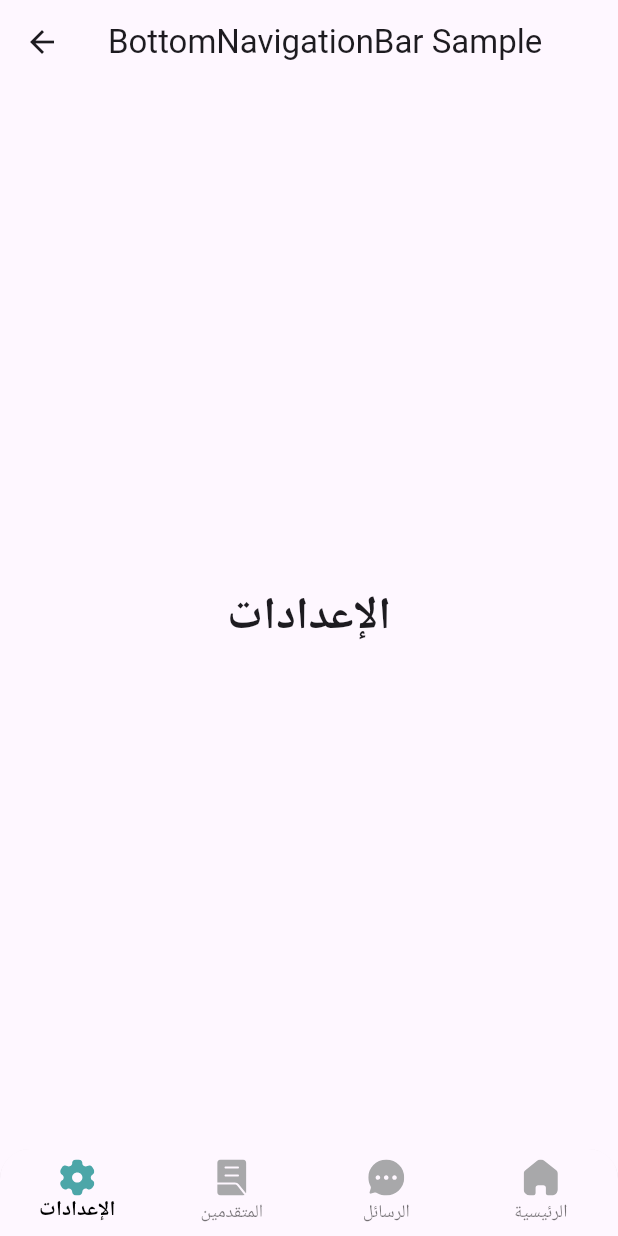
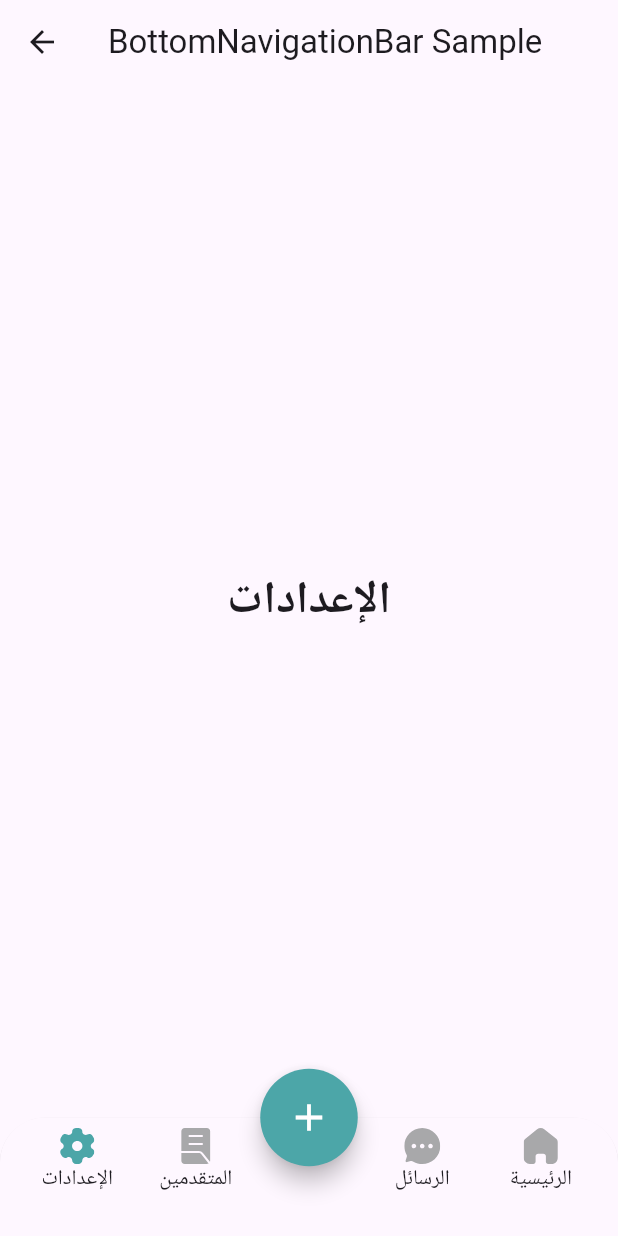
Before and after one commit to msoheib/flutterguard, a Flutter app: the screen it shows after launch, on a phone screen of 412 x 824 dp. Run offline on Flutter 3.47's test engine with Material 3 defaults, Android fonts, the light colour scheme and no system bars; our stand-ins replace cloud_firestore, firebase_auth, firebase_core, flutter_animate, flutter_svg, go_router and 1 more; missing offline and left inert: awesome_flutter_extensions, example, flutter_solidart, flutter_svg_plus, multi_split_view, two_dimensional_scrollables and 1 more; accounts and stored records are empty.

Commit message:
navbar alignment fixed and added + button

```diff
--- a/lib/widgets/recyclers/navbar.dart
+++ b/lib/widgets/recyclers/navbar.dart
@@ -1,8 +1,5 @@
 import 'package:flutter/material.dart';
 import 'package:flutter_svg/flutter_svg.dart';
-
-
-/// Flutter code sample for [BottomNavigationBar].
 
 void main() => runApp(const BottomNavigationBarExampleApp());
 
@@ -64,60 +61,120 @@ class _BottomNavigationBarExampleState
       body: Center(
         child: _widgetOptions.elementAt(_selectedIndex),
       ),
+      floatingActionButton: Container(
+        height: 65,
+        width: 65,
+        margin: const EdgeInsets.only(bottom: 0),
+        child: FloatingActionButton(
+          backgroundColor: const Color(0xFF4CA6A8),
+          shape: const CircleBorder(),
+          child: const Icon(
+            Icons.add,
+            size: 30,
+            color: Colors.white,
+          ),
+          onPressed: () {},
+        ),
+      ),
+      floatingActionButtonLocation: FloatingActionButtonLocation.centerDocked,
       bottomNavigationBar: Container(
         decoration: BoxDecoration(
           borderRadius: const BorderRadius.only(
-            topLeft: Radius.circular(20),
-            topRight: Radius.circular(20),
+            topLeft: Radius.circular(30),
+            topRight: Radius.circular(30),
           ),
         ),
         child: ClipRRect(
           borderRadius: const BorderRadius.only(
-            topLeft: Radius.circular(20),
-            topRight: Radius.circular(20),
+            topLeft: Radius.circular(30),
+            topRight: Radius.circular(30),
           ),
           child: BottomNavigationBar(
             type: BottomNavigationBarType.fixed,
             items: <BottomNavigationBarItem>[
               BottomNavigationBarItem(
-                icon: SvgPicture.asset(
+                icon: Column(
+                  children: [
+                    Padding(
+                      padding: const EdgeInsets.symmetric(horizontal: 16),
+                      child: SvgPicture.asset(
                         _selectedIndex == 0
                             ? 'media/icons/Setting_selected.svg'
                             : 'media/icons/Setting.svg',
                         width: 24,
                         height: 24,
                       ),
-                label: 'الإعدادات',
+                    ),
+                    Padding(
+                      padding: const EdgeInsets.symmetric(horizontal: 16),
+                      child: Text('الإعدادات'),
+                    ),
+                  ],
+                ),
+                label: '',
               ),
               BottomNavigationBarItem(
-                icon: SvgPicture.asset(
+                icon: Column(
+                  children: [
+                    Padding(
+                      padding: const EdgeInsets.only(right: 48),
+                      child: SvgPicture.asset(
                         _selectedIndex == 1
                             ? 'media/icons/Ahead_selected.svg'
                             : 'media/icons/Ahead.svg',
                         width: 24,
                         height: 24,
                       ),
-                label: 'المتقدمين',
+                    ),
+                    Padding(
+                      padding: const EdgeInsets.only(right: 48),
+                      child: Text('المتقدمين'),
+                    ),
+                  ],
+                ),
+                label: '',
               ),
               BottomNavigationBarItem(
-                icon: SvgPicture.asset(
+                icon: Column(
+                  children: [
+                    Padding(
+                      padding: const EdgeInsets.only(left: 48),
+                      child: SvgPicture.asset(
                         _selectedIndex == 2
                             ? 'media/icons/Chat_selected.svg'
                             : 'media/icons/Chat.svg',
                         width: 24,
                         height: 24,
                       ),
-                label: 'الرسائل',
+                    ),
+                    Padding(
+                      padding: const EdgeInsets.only(left: 48),
+                      child: Text('الرسائل'),
+                    ),
+                  ],
+                ),
+                label: '',
               ),
               BottomNavigationBarItem(
-                icon: SvgPicture.asset(
+                icon: Column(
+                  children: [
+                    Padding(
+                      padding: const EdgeInsets.symmetric(horizontal: 16),
+                      child: SvgPicture.asset(
                         _selectedIndex == 3
                             ? 'media/icons/Home_selected.svg'
                             : 'media/icons/Home.svg',
                         width: 24,
                         height: 24,
                       ),
-                label: 'الرئيسية',
+                    ),
+                    Padding(
+                      padding: const EdgeInsets.symmetric(horizontal: 16),
+                      child: Text('الرئيسية'),
+                    ),
+                  ],
+                ),
+                label: '',
               ),
             ],
             currentIndex: _selectedIndex,
```
Lines whose indentation alone changed are shown as unchanged.
